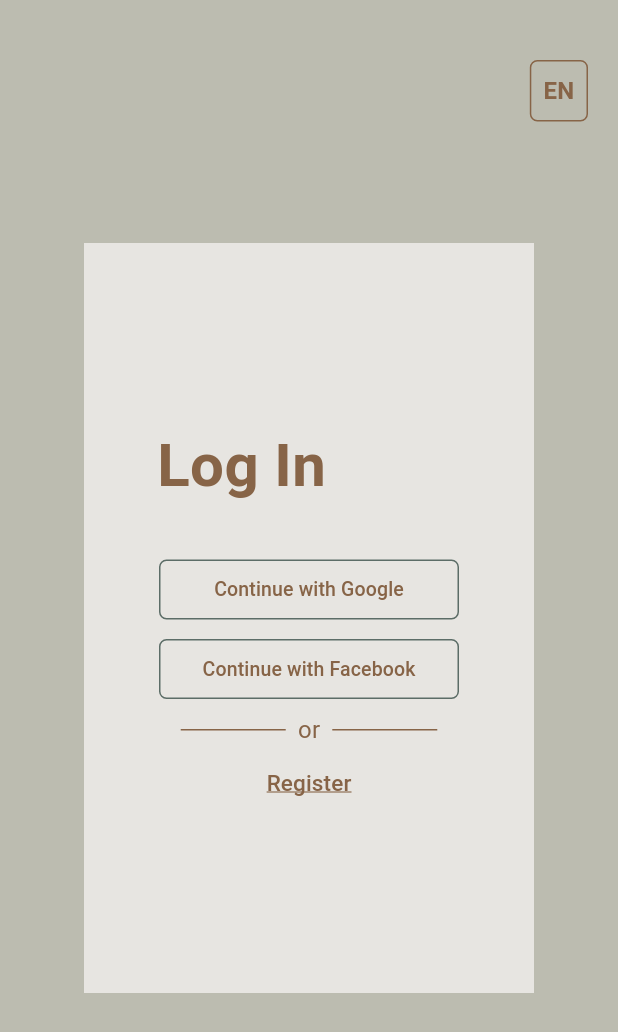
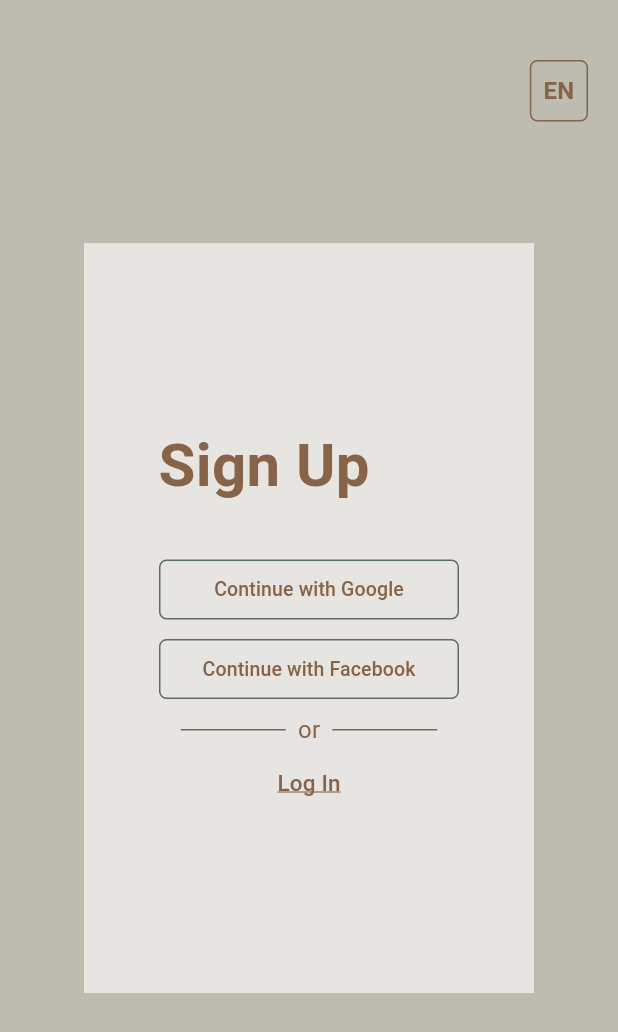
Before and after one commit to DenisDK/CrossWays-MOBILE, a Flutter app: the screen it shows after launch, on a phone screen of 412 x 824 dp. Shown: the top 1032 px of the screen. Run offline on Flutter 3.47's test engine with Material 3 defaults, Android fonts, the phone set to English and light mode, and no system bars; our stand-ins replace cloud_firestore, firebase_auth, firebase_core, firebase_storage, google_sign_in, material_symbols_icons; missing offline and left inert: flutter_facebook_auth; accounts and stored records are empty.

Commit message:
auto login in mainMenu if u already log in

```diff
--- a/lib/main.dart
+++ b/lib/main.dart
@@ -1,11 +1,15 @@
-import 'package:cross_ways/views/login_view.dart';
+import 'package:cloud_firestore/cloud_firestore.dart';
+import 'package:cross_ways/views/main_menu_view.dart';
+import 'package:cross_ways/views/registration_view.dart';
+import 'package:cross_ways/views/user_reg_view.dart';
+import 'package:flutter/material.dart';
 import 'package:firebase_core/firebase_core.dart';
-import 'package:flutter/material.dart';
+import 'package:firebase_auth/firebase_auth.dart';
 
 Future<void> main() async {
   WidgetsFlutterBinding.ensureInitialized();
   await Firebase.initializeApp();
-  runApp(const MyApp(),);
+  runApp(const MyApp());
 }
 
 class MyApp extends StatelessWidget {
@@ -14,14 +18,67 @@ class MyApp extends StatelessWidget {
   @override
   Widget build(BuildContext context) {
     return MaterialApp(
-      home: LoginScreen(),
       theme: ThemeData(
         textSelectionTheme: const TextSelectionThemeData(
           cursorColor: Color.fromARGB(255, 135, 100, 71),
           selectionColor: Color.fromARGB(100, 135, 100, 71),
           selectionHandleColor: Color.fromARGB(255, 135, 100, 71),
-        )
-
-    ));
+        ),
+      ),
+      home: const HomePage(),
+    );
   }
 }
+
+
+class HomePage extends StatelessWidget {
+  const HomePage({Key? key});
+
+  @override
+  Widget build(BuildContext context) {
+    return FutureBuilder<User?>(
+      future: FirebaseAuth.instance.authStateChanges().first,
+      builder: (context, snapshot) {
+        if (snapshot.connectionState == ConnectionState.done) {
+          final user = snapshot.data;
+          if (user != null) {
+            return FutureBuilder<DocumentSnapshot>(
+              future: FirebaseFirestore.instance
+                  .collection('Users')
+                  .doc(user.uid)
+                  .get(),
+              builder: (context, userDataSnapshot) {
+                if (userDataSnapshot.connectionState == ConnectionState.done) {
+                  if (userDataSnapshot.data != null &&
+                      userDataSnapshot.data!.exists &&
+                      userDataSnapshot.data!['nickname'] != null) {
+                    return const MainMenuView();
+                  } else {
+                    FirebaseAuth.instance.signOut();
+                    return  UserRegScreen();
+                  }
+                }
+                return _loadingScreen();
+              },
+            );
+          } else {
+            return  RegistrationScreen();
+          }
+        }
+        return _loadingScreen();
+      },
+    );
+  }
+
+  Widget _loadingScreen() {
+    return const Scaffold(
+      backgroundColor: Color.fromARGB(255, 188, 188, 176),
+      body: Center(
+        child: CircularProgressIndicator(
+          valueColor: AlwaysStoppedAnimation<Color>(
+              Color.fromARGB(255, 62, 66, 68)),
+        ),
+      ),
+    );
+  }
+}
--- a/lib/views/main_menu_view.dart
+++ b/lib/views/main_menu_view.dart
@@ -97,7 +97,11 @@ class _MainMenuViewState extends State<MainMenuView> {
                             width: 250,
                             height: 40,
                             child: ElevatedButton(
-                              onPressed: () {},
+                              onPressed: () {
+                               Navigator.pushReplacement(
+                              context,
+                              PushPageRoute(page: UserRegScreen()));
+                              },
                               style: ElevatedButton.styleFrom(
                                 elevation: 9,
                                 shadowColor: const Color.fromARGB(255, 92, 109, 103),
--- a/lib/views/registration_view.dart
+++ b/lib/views/registration_view.dart
@@ -1,4 +1,3 @@
-import 'package:cloud_firestore/cloud_firestore.dart';
 import 'package:cross_ways/auth/sing_in_with_facebook.dart';
 import 'package:cross_ways/components/animation_route.dart';
 import 'package:cross_ways/views/login_view.dart';
```
Also changed, not shown: lib/views/user_reg_view.dart (+15 -19 lines), lib/auth/sign_in_with_google.dart (line endings or trailing spaces).
